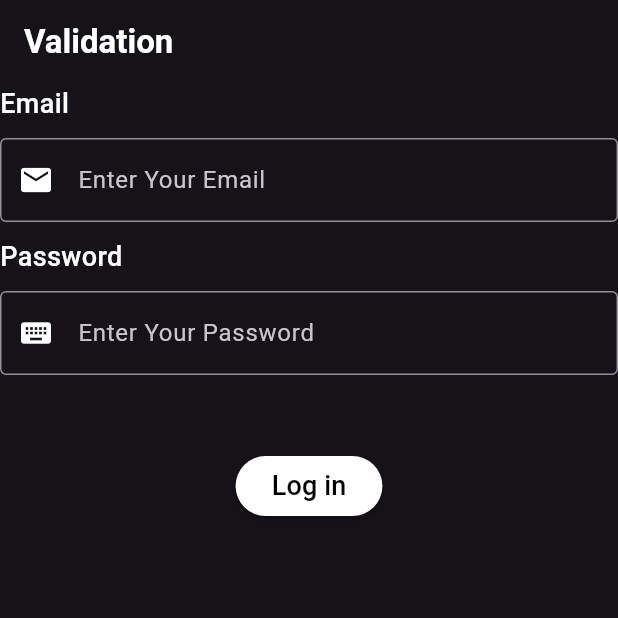
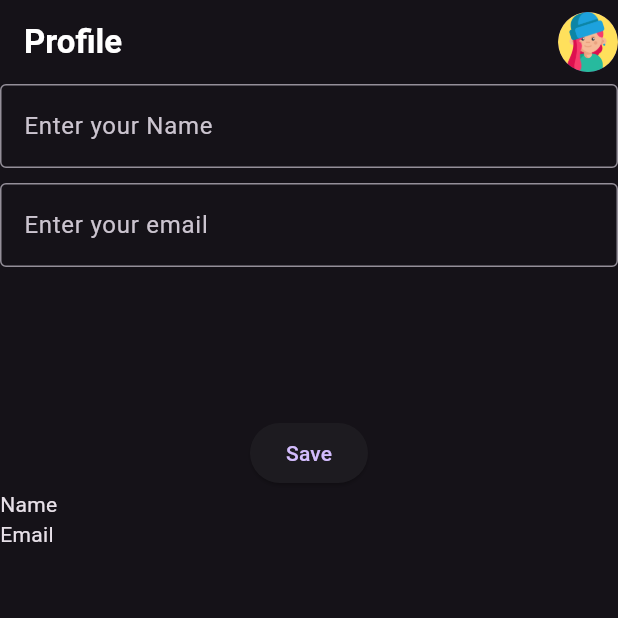
Before and after one commit to DiyaShajith/Flutter-Practice, a Flutter app: the screen it shows after launch, on a phone screen of 412 x 824 dp, the top half of it. Run offline on Flutter 3.47's test engine with Material 3 defaults, Android fonts, the phone set to English and light mode, and no system bars; our stand-ins replace fluttertoast, image_picker, lottie, shared_preferences; missing offline and left inert: dart:ffi, text_marquee.

Commit message:
profilepage

```diff
--- a/lib/counterapp.dart
+++ b/lib/counterapp.dart
@@ -33,6 +33,8 @@ class _CounterincState extends State<Counterinc> {
     });
   }
 
+
+
   Widget build(BuildContext context) {
     return Scaffold(
       appBar: AppBar(
--- a/lib/main.dart
+++ b/lib/main.dart
@@ -5,6 +5,7 @@ import 'package:basic_widgets/animation/textanimated.dart';
 import 'package:basic_widgets/bottomsheetui.dart';
 import 'package:basic_widgets/counter_sharedpref.dart';
 import 'package:basic_widgets/counterapp.dart';
+import 'package:basic_widgets/profilepage.dart';
 import 'package:basic_widgets/sharedpreference/share_preference.dart';
 import 'package:basic_widgets/tabbar/tabbar.dart';
 import 'package:basic_widgets/tabbar/tabbarpage.dart';
@@ -32,7 +33,7 @@ class MyApp extends StatelessWidget {
           colorScheme: ColorScheme.fromSeed(
               seedColor: Colors.deepPurple, brightness: Brightness.dark),
           useMaterial3: true),
-      home: const ValidationSharedpref(),
+      home: const Profilepage(),
     );
   }
 }
--- /dev/null
+++ b/lib/profilepage.dart
@@ -0,0 +1,91 @@
+import 'package:basic_widgets/sharedpreference/share_preference.dart';
+import 'package:flutter/material.dart';
+import 'package:shared_preferences/shared_preferences.dart';
+
+class Profilepage extends StatefulWidget {
+  const Profilepage({super.key});
+
+  @override
+  State<Profilepage> createState() => _ProfilepageState();
+}
+
+class _ProfilepageState extends State<Profilepage> {
+  String _username = "";
+  String _email = "";
+  @override
+  void initState() {
+    super.initState();
+    _userProfile();
+  }
+
+  void _userProfile() async {
+    final pref = await SharedPreferences.getInstance();
+    setState(() {
+      _username = pref.getString("username") ?? "";
+      _email = pref.getString("email") ?? "";
+    });
+  }
+
+  void _saveProfile() async {
+    final pref = await SharedPreferences.getInstance();
+    setState(() {
+      (pref.setString("username", _username));
+      (pref.setString("email", _email));
+    });
+  }
+
+  Widget build(BuildContext context) {
+    return Scaffold(
+      appBar: AppBar(
+        actions: const [
+          CircleAvatar(backgroundImage: AssetImage("assets/girl (1).png"))
+        ],
+        title: const Text(
+          "Profile",
+          style: TextStyle(
+              color: Colors.white, fontSize: 22, fontWeight: FontWeight.bold),
+        ),
+      ),
+      body: Column(
+        crossAxisAlignment: CrossAxisAlignment.start,
+        children: [
+          TextField(
+            onChanged: (value) {
+              _username = value;
+            },
+            decoration: const InputDecoration(
+                border: OutlineInputBorder(borderSide: BorderSide(width: 1)),
+                label: Text(
+                  "Enter your Name",
+                )),
+          ),
+          const SizedBox(
+            height: 10,
+          ),
+          TextField(
+            onChanged: (value) {
+              _email = value;
+            },
+            decoration: const InputDecoration(
+                border: OutlineInputBorder(borderSide: BorderSide(width: 1)),
+                label: Text(
+                  "Enter your email",
+                )),
+          ),
+          const SizedBox(
+            height: 100,
+          ),
+          Center(
+            child: ElevatedButton(
+                onPressed: () {
+                  _saveProfile();
+                },
+                child: const Text("Save")),
+          ),
+          Text("Name $_username"),
+          Text("Email $_email")
+        ],
+      ),
+    );
+  }
+}
```
